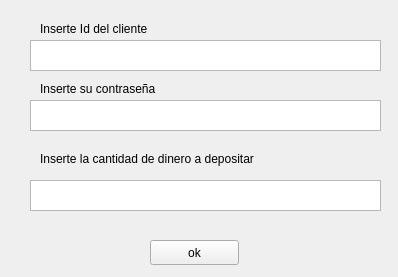
Before: the Qt Designer form Bank/accountdata2.ui in Mrjarkos/2019_1_d3_prc4_CabuyaAlberto_C-rdenasJavier_RoncancioBrayan, drawn with Qt 5.
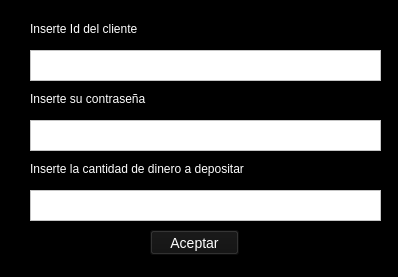
After: the same form once the commit is applied. Icons and pictures are not drawn.

Patch:
```diff
--- a/Bank/accountdata2.ui
+++ b/Bank/accountdata2.ui
@@ -10,26 +10,62 @@
     <height>277</height>
    </rect>
   </property>
+  <property name="minimumSize">
+   <size>
+    <width>398</width>
+    <height>277</height>
+   </size>
+  </property>
+  <property name="maximumSize">
+   <size>
+    <width>398</width>
+    <height>277</height>
+   </size>
+  </property>
   <property name="windowTitle">
-   <string>Form</string>
+   <string>Crear Cuenta</string>
+  </property>
+  <property name="windowIcon">
+   <iconset>
+    <normaloff>../../../../../Descargas/45587814-monedas-moneda-icono-de-moneda-vector-de-imagen-también-se-puede-utilizar-para-la-venta-el-viernes-neg.jpg</normaloff>../../../../../Descargas/45587814-monedas-moneda-icono-de-moneda-vector-de-imagen-también-se-puede-utilizar-para-la-venta-el-viernes-neg.jpg</iconset>
+  </property>
+  <property name="styleSheet">
+   <string notr="true">QWidget{
+background-color: black;
+color: #fff;
+}
+
+QTextEdit{
+background-color: white;
+color: #111;
+}
+
+QLabel{
+color: #fff;
+}
+QPushButton{
+background-color: #111;
+color: #fff;
+font-size: 14px;
+}</string>
   </property>
   <widget class="QPushButton" name="Ok">
    <property name="geometry">
     <rect>
      <x>150</x>
-     <y>240</y>
+     <y>230</y>
      <width>89</width>
      <height>25</height>
     </rect>
    </property>
    <property name="text">
-    <string>ok</string>
+    <string>Aceptar</string>
    </property>
   </widget>
   <widget class="QLabel" name="label">
    <property name="geometry">
     <rect>
-     <x>40</x>
+     <x>30</x>
      <y>20</y>
      <width>311</width>
      <height>17</height>
@@ -43,7 +79,7 @@
    <property name="geometry">
     <rect>
      <x>30</x>
-     <y>40</y>
+     <y>50</y>
      <width>351</width>
      <height>31</height>
     </rect>
@@ -52,8 +88,8 @@
   <widget class="QLabel" name="label_2">
    <property name="geometry">
     <rect>
-     <x>40</x>
-     <y>80</y>
+     <x>30</x>
+     <y>90</y>
      <width>241</width>
      <height>17</height>
     </rect>
@@ -66,7 +102,7 @@
    <property name="geometry">
     <rect>
      <x>30</x>
-     <y>100</y>
+     <y>120</y>
      <width>351</width>
      <height>31</height>
     </rect>
@@ -75,8 +111,8 @@
   <widget class="QLabel" name="label_3">
    <property name="geometry">
     <rect>
-     <x>40</x>
-     <y>150</y>
+     <x>30</x>
+     <y>160</y>
      <width>301</width>
      <height>17</height>
     </rect>
@@ -89,7 +125,7 @@
    <property name="geometry">
     <rect>
      <x>30</x>
-     <y>180</y>
+     <y>190</y>
      <width>351</width>
      <height>31</height>
     </rect>
```
